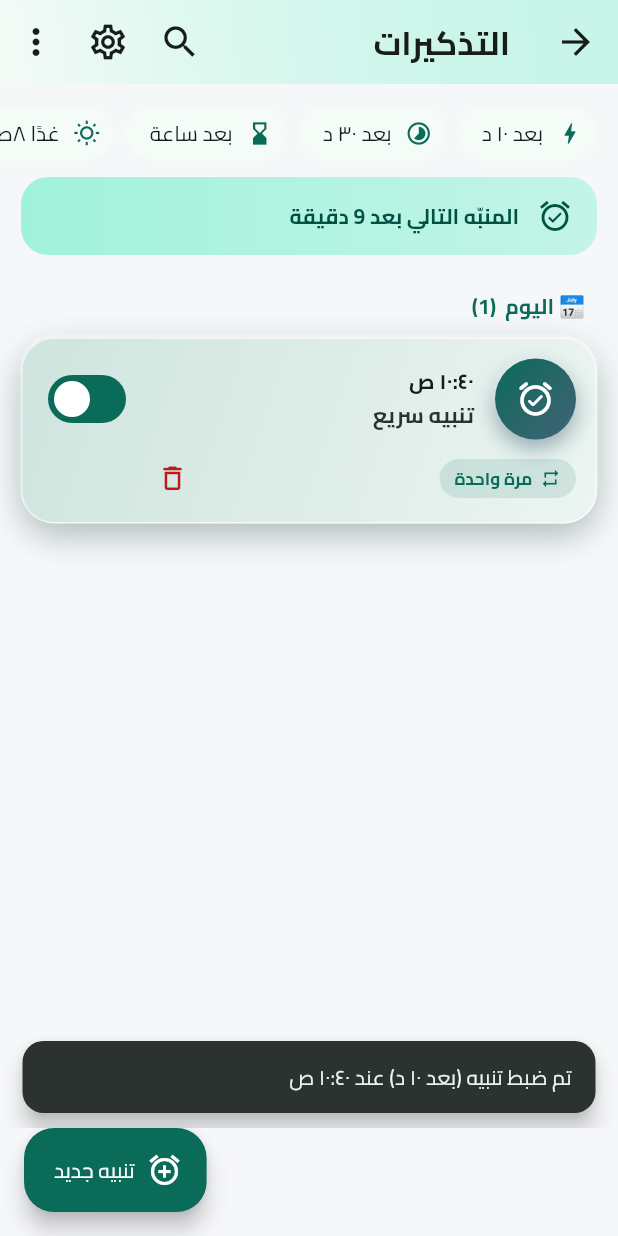
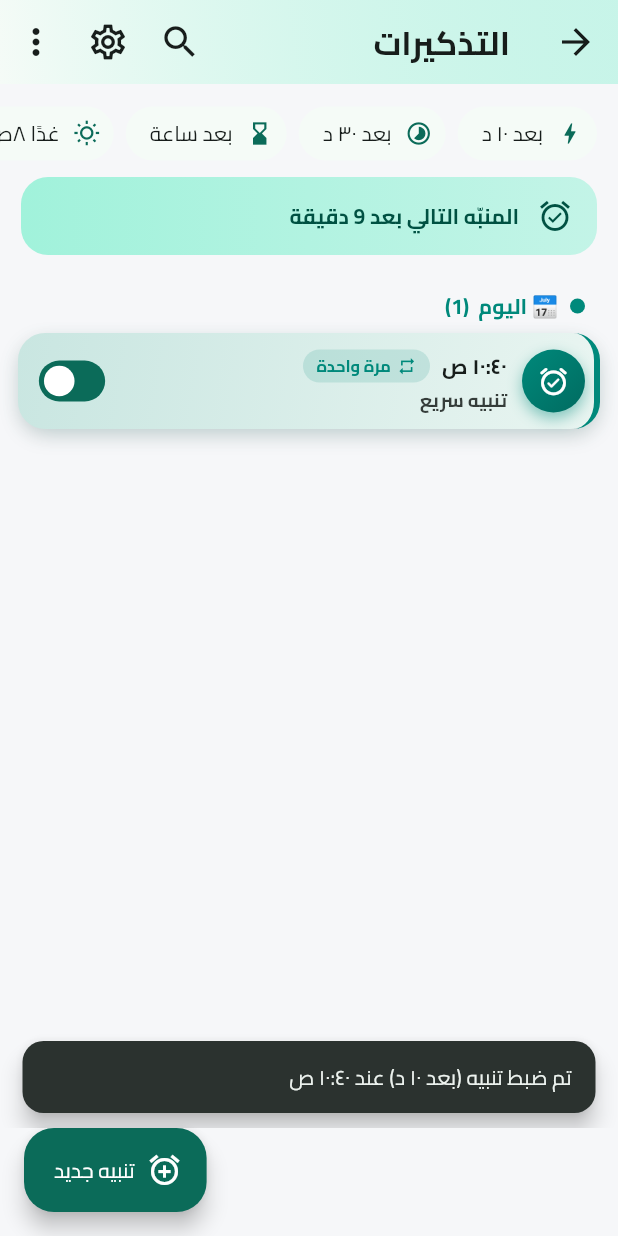
Before and after one commit to alaoufi/Alarm, a Flutter app: the RemindersScreen screen opened directly, after a tap on "بعد ١٠ د", on a phone screen of 412 x 824 dp. Run offline on Flutter 3.47's test engine with Material 3 defaults, Android fonts, the phone set to English and light mode, and no system bars; drawn by our look-alikes of dynamic_color; our stand-ins replace audioplayers, device_info_plus, file_picker, flutter_colorpicker, flutter_local_notifications, flutter_secure_storage and 14 more; missing offline and left inert: android_id, cryptography, encrypt, extension_google_sign_in_as_googleapis_auth, flutter_quill, googleapis and 2 more; accounts and stored records are empty; project files that could hold a hidden picture were left out.

Commit message:
Reminders-only data + compact color-coded home
Data (alerts-only):
- JSON import now imports reminders only and ignores notes (was
  importing 750 notes that never display).
- Add "delete imported notes" cleanup in Security settings: converts
  note-linked reminders to standalone (preserving them) then purges all
  notes, so no reminder is lost to the ON DELETE CASCADE.

Home redesign:
- Smaller, compact reminder cards (single row, smaller badge).
- Each time-group has its own color (today/tomorrow/this week/later/
  stopped) applied to the side bar, badge, chip and group header.
- Move location/attachment/delete into the long-press menu to shrink
  the card.

Co-Authored-By: Claude Opus 4.8 <noreply@anthropic.com>
Claude-Session: https://claude.ai/code/session_01BxxEJmdvHg3JWaFnm8CD2M

```diff
--- a/lib/features/reminders/reminders_screen.dart
+++ b/lib/features/reminders/reminders_screen.dart
@@ -314,26 +314,46 @@ class _RemindersScreenState extends State<RemindersScreen> {
       'later': '⏳ لاحقًا',
       'stopped': '🔕 متوقّف / منتهٍ',
     };
+    // لون مميّز لكل مجال زمنيّ.
+    const colors = {
+      'today': Color(0xFF00897B), // أخضر مزرقّ
+      'tomorrow': Color(0xFF1E88E5), // أزرق
+      'week': Color(0xFF8E24AA), // بنفسجي
+      'later': Color(0xFFF57C00), // برتقالي
+      'stopped': Color(0xFF9E9E9E), // رمادي
+    };
     final out = <Widget>[];
     for (final key in groups.keys) {
       final list = groups[key]!;
       if (list.isEmpty) continue;
-      out.add(_groupHeader(context, '${titles[key]}  (${list.length})'));
+      final accent = colors[key]!;
+      out.add(_groupHeader(context, '${titles[key]}  (${list.length})', accent));
       for (final v in list) {
-        out.add(_tile(context, s, provider, v));
+        out.add(_tile(context, s, provider, v, accent));
       }
     }
     return out;
   }
 
-  Widget _groupHeader(BuildContext context, String text) => Padding(
+  Widget _groupHeader(BuildContext context, String text, Color accent) =>
+      Padding(
         padding: const EdgeInsets.fromLTRB(22, 14, 22, 4),
-        child: Text(
+        child: Row(
+          children: [
+            Container(
+              width: 10,
+              height: 10,
+              decoration: BoxDecoration(color: accent, shape: BoxShape.circle),
+            ),
+            const SizedBox(width: 8),
+            Text(
               text,
               style: Theme.of(context).textTheme.titleSmall?.copyWith(
-                color: Theme.of(context).colorScheme.primary,
+                    color: accent,
                     fontWeight: FontWeight.bold,
                   ),
+            ),
+          ],
         ),
       );
 
@@ -356,10 +376,10 @@ class _RemindersScreenState extends State<RemindersScreen> {
         ),
       );
 
-  /// بطاقة تنبيه ثلاثية الأبعاد: تدرّج لوني + ظلال متعدّدة الطبقات (عمق وارتفاع)
-  /// + شارة منبّه دائرية بارزة. المُفعَّل يلمع بلون السمة، والمنتهي/المطفأ باهت.
+  /// بطاقة تنبيه مدمجة بلون المجال الزمنيّ (شريط جانبي + شارة + تدرّج خفيف).
+  /// إجراءات الحذف/الموقع/المرفق عبر الضغط المطوّل لإبقاء البطاقة صغيرة.
   Widget _tile(BuildContext context, S s, RemindersProvider provider,
-      ReminderView v) {
+      ReminderView v, Color accent) {
     final r = v.reminder;
     final note = v.note;
     final on = r.isActive;
@@ -383,15 +403,9 @@ class _RemindersScreenState extends State<RemindersScreen> {
     }
     if (r.doseCount > 0) repeatInfo += ' • ${r.doseCount} جرعة';
 
-    // ألوان التدرّج والشارة حسب الحالة.
-    final accent = dim ? scheme.outline : scheme.primary;
     final surface = scheme.surface;
-    final gradTop = dim
-        ? Color.alphaBlend(scheme.outline.withOpacity(0.06), surface)
-        : Color.alphaBlend(scheme.primary.withOpacity(0.16), surface);
-    final gradBottom = dim
-        ? Color.alphaBlend(scheme.outline.withOpacity(0.12), surface)
-        : Color.alphaBlend(scheme.primary.withOpacity(0.04), surface);
+    final gradTop = Color.alphaBlend(accent.withOpacity(0.18), surface);
+    final gradBottom = Color.alphaBlend(accent.withOpacity(0.05), surface);
 
     final onTap = r.isStandalone
         ? () => showStandaloneReminderDialog(context, existing: r)
@@ -403,72 +417,73 @@ class _RemindersScreenState extends State<RemindersScreen> {
             );
 
     return Padding(
-      padding: const EdgeInsets.fromLTRB(14, 7, 14, 7),
+      padding: const EdgeInsets.fromLTRB(12, 4, 12, 4),
       child: DecoratedBox(
         decoration: BoxDecoration(
-          borderRadius: BorderRadius.circular(22),
+          borderRadius: BorderRadius.circular(18),
           gradient: LinearGradient(
             begin: Alignment.topLeft,
             end: Alignment.bottomRight,
             colors: [gradTop, gradBottom],
           ),
-          border: Border.all(
-            color: Colors.white.withOpacity(dark ? 0.06 : 0.65),
-            width: 1,
+          border: BorderDirectional(
+            start: BorderSide(color: accent, width: 4),
           ),
           boxShadow: [
-            // ظلّ عميق أسفل-يمين يمنح الارتفاع.
             BoxShadow(
-              color: Colors.black.withOpacity(dark ? 0.55 : 0.16),
-              blurRadius: 18,
-              offset: const Offset(0, 9),
+              color: Colors.black.withOpacity(dark ? 0.45 : 0.12),
+              blurRadius: 10,
+              offset: const Offset(0, 5),
             ),
-            // وهج لوني للمُفعَّل.
             if (!dim)
               BoxShadow(
-                color: scheme.primary.withOpacity(dark ? 0.32 : 0.22),
-                blurRadius: 22,
+                color: accent.withOpacity(dark ? 0.28 : 0.16),
+                blurRadius: 12,
                 spreadRadius: -4,
-                offset: const Offset(0, 6),
-              ),
-            // إضاءة علوية خفيفة (حافة لامعة).
-            BoxShadow(
-              color: Colors.white.withOpacity(dark ? 0.05 : 0.7),
-              blurRadius: 2,
-              spreadRadius: -1,
-              offset: const Offset(0, -2),
+                offset: const Offset(0, 4),
               ),
           ],
         ),
         child: Material(
           type: MaterialType.transparency,
           child: InkWell(
-            borderRadius: BorderRadius.circular(22),
+            borderRadius: BorderRadius.circular(18),
             onTap: onTap,
             onLongPress: () => _showActions(context, s, provider, v),
             child: Padding(
-              padding: const EdgeInsets.fromLTRB(14, 14, 14, 10),
+              padding: const EdgeInsetsDirectional.fromSTEB(10, 8, 6, 8),
+              child: Row(
+                children: [
+                  _alarmBadge(accent, dim, expired, dark),
+                  const SizedBox(width: 10),
+                  Expanded(
                     child: Column(
                       crossAxisAlignment: CrossAxisAlignment.start,
+                      mainAxisSize: MainAxisSize.min,
                       children: [
                         Row(
                           children: [
-                      _alarmBadge(scheme, dim, expired, dark),
-                      const SizedBox(width: 14),
-                      Expanded(
-                        child: Column(
-                          crossAxisAlignment: CrossAxisAlignment.start,
-                          children: [
                             Text(
                               timeStr,
-                              style: theme.textTheme.headlineSmall?.copyWith(
+                              style: theme.textTheme.titleMedium?.copyWith(
                                 fontWeight: FontWeight.w800,
-                                letterSpacing: 0.5,
                                 color: dim ? scheme.outline : scheme.onSurface,
                                 decoration: expired
                                     ? TextDecoration.lineThrough
                                     : null,
                               ),
+                            ),
+                            const SizedBox(width: 8),
+                            Flexible(
+                              child: _chip(
+                                accent,
+                                expired
+                                    ? Icons.history_toggle_off
+                                    : Icons.repeat,
+                                expired ? s.t('nc_expired') : repeatInfo,
+                              ),
+                            ),
+                          ],
                         ),
                         const SizedBox(height: 2),
                         Text(
@@ -476,67 +491,26 @@ class _RemindersScreenState extends State<RemindersScreen> {
                           maxLines: 1,
                           overflow: TextOverflow.ellipsis,
                           style: TextStyle(
-                                fontWeight: FontWeight.bold,
-                                fontSize: 14.5,
+                            fontWeight: FontWeight.w600,
+                            fontSize: 12.5,
                             color: dim
                                 ? scheme.outline
-                                    : scheme.onSurface.withOpacity(0.9),
+                                : scheme.onSurface.withOpacity(0.85),
                           ),
                         ),
                       ],
                     ),
                   ),
-                      Switch(
+                  if (r.location.trim().isNotEmpty)
+                    Icon(Icons.place, size: 16, color: accent),
+                  if (r.attachmentPath.trim().isNotEmpty)
+                    Icon(Icons.attach_file, size: 16, color: accent),
+                  Transform.scale(
+                    scale: 0.85,
+                    child: Switch(
                       value: on,
                       onChanged: (val) => provider.setActive(v, val),
                     ),
-                    ],
-                  ),
-                  const SizedBox(height: 6),
-                  Row(
-                    children: [
-                      _chip(scheme, accent,
-                          expired ? Icons.history_toggle_off : Icons.repeat,
-                          expired ? s.t('nc_expired') : repeatInfo),
-                      const Spacer(),
-                      if (r.location.trim().isNotEmpty)
-                        _miniAction(
-                          icon: Icons.place_outlined,
-                          color: accent,
-                          tooltip: 'فتح الموقع',
-                          onPressed: () async {
-                            final u = Uri.tryParse(r.location.trim());
-                            if (u == null) return;
-                            try {
-                              await launchUrl(u,
-                                  mode: LaunchMode.externalApplication);
-                            } catch (_) {/* لا تطبيق يفتح الرابط */}
-                          },
-                        ),
-                      if (r.attachmentPath.trim().isNotEmpty)
-                        _miniAction(
-                          icon: r.attachmentPath.toLowerCase().endsWith('.pdf')
-                              ? Icons.picture_as_pdf_outlined
-                              : Icons.image_outlined,
-                          color: accent,
-                          tooltip: 'الدعوة',
-                          onPressed: () =>
-                              EditorAttachments.openFile(r.attachmentPath),
-                        ),
-                      _miniAction(
-                        icon: Icons.delete_outline,
-                        color: scheme.error,
-                        tooltip: 'حذف',
-                        onPressed: () async {
-                          if (await confirmDelete(context,
-                              title: 'حذف التنبيه؟',
-                              message:
-                                  'سيُحذف هذا التنبيه ولن يُذكّرك بعد الآن.')) {
-                            await provider.removeReminder(r);
-                          }
-                        },
-                      ),
-                    ],
                   ),
                 ],
               ),
@@ -605,6 +579,30 @@ class _RemindersScreenState extends State<RemindersScreen> {
                 _postpone(context, provider, v, tomorrowSame);
               },
             ),
+            if (r.location.trim().isNotEmpty)
+              ListTile(
+                leading: const Icon(Icons.place_outlined),
+                title: const Text('فتح الموقع'),
+                onTap: () async {
+                  Navigator.pop(ctx);
+                  final u = Uri.tryParse(r.location.trim());
+                  if (u == null) return;
+                  try {
+                    await launchUrl(u, mode: LaunchMode.externalApplication);
+                  } catch (_) {/* لا تطبيق يفتح الرابط */}
+                },
+              ),
+            if (r.attachmentPath.trim().isNotEmpty)
+              ListTile(
+                leading: Icon(r.attachmentPath.toLowerCase().endsWith('.pdf')
+                    ? Icons.picture_as_pdf_outlined
+                    : Icons.image_outlined),
+                title: const Text('فتح الدعوة/المرفق'),
+                onTap: () {
+                  Navigator.pop(ctx);
+                  EditorAttachments.openFile(r.attachmentPath);
+                },
+              ),
             const Divider(height: 1),
             ListTile(
               leading: const Icon(Icons.copy_all_outlined),
@@ -644,32 +642,24 @@ class _RemindersScreenState extends State<RemindersScreen> {
         .showSnackBar(SnackBar(content: Text('تم التأجيل إلى $at')));
   }
 
-  /// شارة منبّه دائرية بارزة (ثلاثية الأبعاد) بتدرّج وظلّ ملوّن.
-  Widget _alarmBadge(
-      ColorScheme scheme, bool dim, bool expired, bool dark) {
-    final c1 = dim ? scheme.outline : scheme.primary;
-    final c2 = dim ? scheme.outlineVariant : scheme.tertiary;
+  /// شارة منبّه دائرية مدمجة بلون المجال.
+  Widget _alarmBadge(Color accent, bool dim, bool expired, bool dark) {
+    final c2 = Color.alphaBlend(Colors.black.withOpacity(0.22), accent);
     return Container(
-      width: 54,
-      height: 54,
+      width: 42,
+      height: 42,
       decoration: BoxDecoration(
         shape: BoxShape.circle,
         gradient: LinearGradient(
           begin: Alignment.topLeft,
           end: Alignment.bottomRight,
-          colors: [c1, c2],
+          colors: [accent, c2],
         ),
         boxShadow: [
           BoxShadow(
-            color: c2.withOpacity(dim ? 0.25 : 0.5),
-            blurRadius: 12,
-            offset: const Offset(0, 6),
-          ),
-          BoxShadow(
-            color: Colors.white.withOpacity(dark ? 0.10 : 0.45),
-            blurRadius: 2,
-            spreadRadius: -2,
-            offset: const Offset(-2, -2),
+            color: accent.withOpacity(dim ? 0.2 : 0.45),
+            blurRadius: 8,
+            offset: const Offset(0, 4),
           ),
         ],
       ),
@@ -678,53 +668,34 @@ class _RemindersScreenState extends State<RemindersScreen> {
             ? Icons.alarm_off_rounded
             : (dim ? Icons.notifications_off_rounded : Icons.alarm_on_rounded),
         color: Colors.white,
-        size: 27,
+        size: 22,
       ),
     );
   }
 
   /// شريحة معلومات صغيرة (التكرار/الحالة).
-  Widget _chip(ColorScheme scheme, Color accent, IconData icon, String text) =>
-      Flexible(
-        child: Container(
-          padding: const EdgeInsets.symmetric(horizontal: 10, vertical: 5),
+  Widget _chip(Color accent, IconData icon, String text) => Container(
+        padding: const EdgeInsets.symmetric(horizontal: 9, vertical: 3),
         decoration: BoxDecoration(
-            color: accent.withOpacity(0.12),
+          color: accent.withOpacity(0.14),
           borderRadius: BorderRadius.circular(20),
         ),
         child: Row(
           mainAxisSize: MainAxisSize.min,
           children: [
-              Icon(icon, size: 14, color: accent),
-              const SizedBox(width: 5),
+            Icon(icon, size: 13, color: accent),
+            const SizedBox(width: 4),
             Flexible(
               child: Text(
                 text,
                 maxLines: 1,
                 overflow: TextOverflow.ellipsis,
                 style: TextStyle(
-                      fontSize: 11.5,
-                      fontWeight: FontWeight.w600,
-                      color: accent),
+                    fontSize: 11, fontWeight: FontWeight.w600, color: accent),
               ),
             ),
           ],
         ),
-        ),
-      );
-
-  Widget _miniAction({
-    required IconData icon,
-    required Color color,
-    required String tooltip,
-    required VoidCallback onPressed,
-  }) =>
-      IconButton(
-        visualDensity: VisualDensity.compact,
-        constraints: const BoxConstraints(minWidth: 38, minHeight: 38),
-        tooltip: tooltip,
-        icon: Icon(icon, color: color, size: 21),
-        onPressed: onPressed,
       );
 
   // ===== مساعدات =====
```
Also changed, not shown: lib/features/reminders/reminders_provider.dart (+37 -0 lines), lib/features/security/security_settings_screen.dart (+41 -0 lines), lib/services/backup_service.dart (+5 -44 lines). Lines whose indentation alone changed are shown as unchanged.
